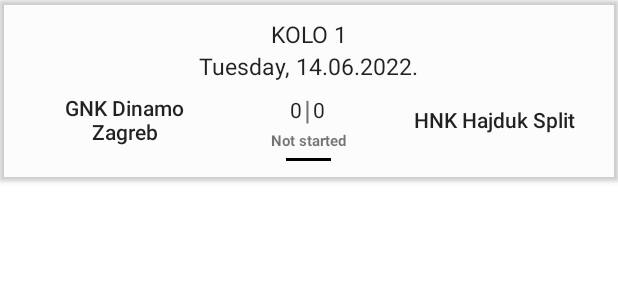
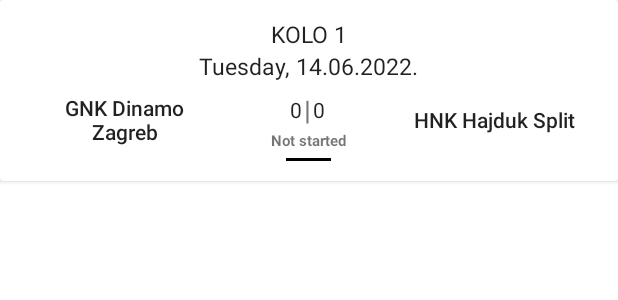
Before and after one commit to lcubakovic/HNLovac, an Android app: the layout item_match.xml on its own in the app's theme, with its tools: preview values and no code run, on a phone screen of 412 x 824 dp. Shown: the top 300 px of the screen. Run offline under Robolectric (Android 15) with nearby library versions, the phone set to English and light mode, and no system bars; plain views replace ShadowView; network calls fail.

Commit message:
hnlovac final v1.2

```diff
--- a/app/src/main/res/layout/item_match.xml
+++ b/app/src/main/res/layout/item_match.xml
@@ -8,7 +8,6 @@
     android:layout_height="wrap_content"
     android:layoutDirection="inherit"
     android:orientation="vertical"
-    app:cardBackgroundColor="@color/cardview_shadow_end_color"
     >
 
     <com.loopeer.shadow.ShadowView
@@ -19,8 +18,8 @@
         android:elevation="10dp"
         android:padding="10dp"
         app:cornerRadius="15dp"
-        app:shadowMargin="20dp"
-        app:shadowRadius="20dp"
+        app:shadowMargin="10dp"
+        app:shadowRadius="50dp"
         app:backgroundColor="@color/white"
         >
 
```
